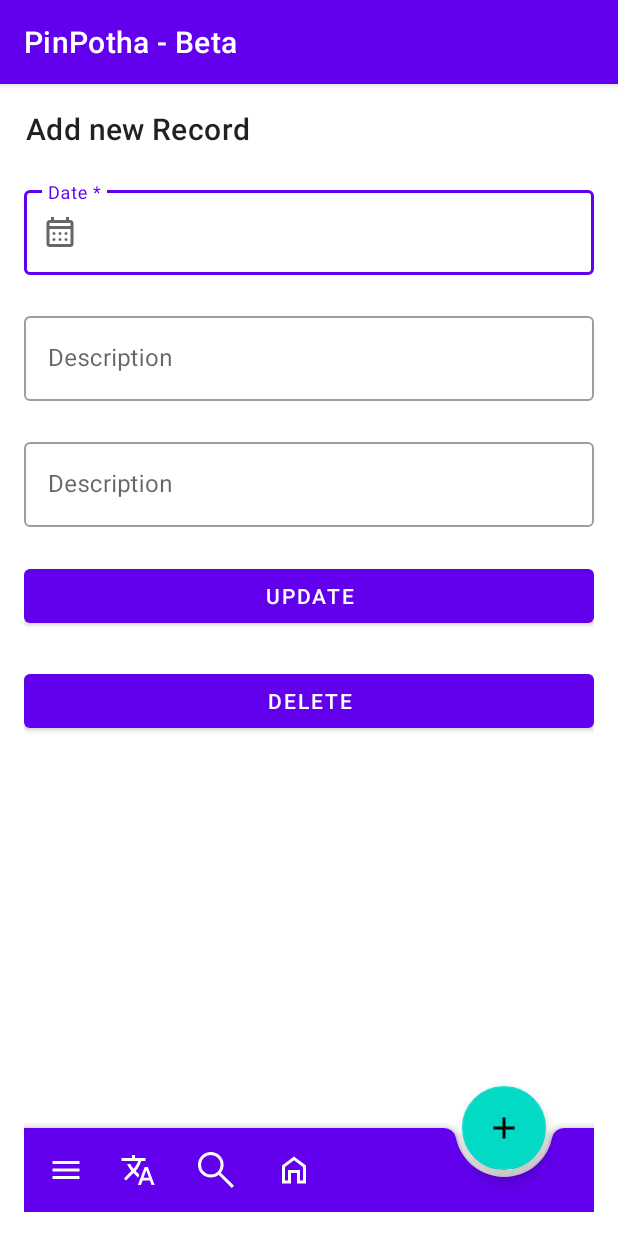
After one commit to it20067724/PinPotha_Beta, an Android app: the EditRecord screen opened directly, with no data from a screen before it, on a phone screen of 412 x 824 dp. The commit adds this screen. Run offline under Robolectric (Android 15) with nearby library versions, the phone set to English and light mode, and no system bars; our stand-ins replace Firebase (no records; nobody signed in at launch, a user with empty details on screens opened directly).

Commit message:
Complete View and update

```diff
--- a/app/src/main/AndroidManifest.xml
+++ b/app/src/main/AndroidManifest.xml
@@ -15,6 +15,9 @@
         android:supportsRtl="true"
         android:theme="@style/Theme.PinPothaBeta"
         tools:targetApi="31">
+        <activity
+            android:name=".ui.records.EditRecord"
+            android:exported="false" />
         <activity
             android:name=".ui.side_bar.About"
             android:exported="false" />
--- /dev/null
+++ b/app/src/main/java/com/app/pinpotha_beta/ui/records/EditRecord.java
@@ -0,0 +1,190 @@
+package com.app.pinpotha_beta.ui.records;
+
+import androidx.annotation.NonNull;
+import androidx.appcompat.app.AppCompatActivity;
+
+import android.app.DatePickerDialog;
+import android.content.Intent;
+import android.os.Bundle;
+import android.util.Log;
+import android.view.View;
+import android.widget.Button;
+import android.widget.DatePicker;
+import android.widget.TextView;
+import android.widget.Toast;
+
+import com.app.pinpotha_beta.R;
+import com.app.pinpotha_beta.ui.bottom_bar.ProfileActivity;
+import com.app.pinpotha_beta.ui.bottom_bar.SideMenu;
+import com.app.pinpotha_beta.ui.bottom_bar.Translate;
+import com.app.pinpotha_beta.util.TimeData;
+import com.google.android.gms.auth.api.signin.GoogleSignIn;
+import com.google.android.gms.auth.api.signin.GoogleSignInClient;
+import com.google.android.gms.auth.api.signin.GoogleSignInOptions;
+import com.google.android.gms.tasks.OnCompleteListener;
+import com.google.android.gms.tasks.OnFailureListener;
+import com.google.android.gms.tasks.OnSuccessListener;
+import com.google.android.gms.tasks.Task;
+import com.google.android.material.bottomappbar.BottomAppBar;
+import com.google.android.material.textfield.TextInputEditText;
+import com.google.firebase.auth.FirebaseAuth;
+import com.google.firebase.auth.FirebaseUser;
+import com.google.firebase.firestore.DocumentReference;
+import com.google.firebase.firestore.FirebaseFirestore;
+
+import java.text.SimpleDateFormat;
+import java.util.Calendar;
+import java.util.HashMap;
+import java.util.Locale;
+
+public class EditRecord extends AppCompatActivity {
+
+    private TextView txt;
+    String id,title,subtitle,decription,date;
+    FirebaseAuth firebaseAuth;
+    GoogleSignInClient googleSignInClient;
+    BottomAppBar bottomAppBar;
+    TextInputEditText deldate, description;
+    final Calendar myCalendar = Calendar.getInstance();
+    Button btn_update,btn_delete;
+    FirebaseFirestore db;
+
+    @Override
+    protected void onCreate(Bundle savedInstanceState) {
+        super.onCreate(savedInstanceState);
+        setContentView(R.layout.activity_edit_record);
+        txt = findViewById(R.id.idx);
+        bottomAppBar = findViewById(R.id.bottomAppBar);
+        deldate = findViewById(R.id.lbl_edit_date);
+        deldate.setInputType(0);
+        description = findViewById(R.id.edit_descriptiondata);
+        btn_update = findViewById(R.id.btn_update);
+        btn_delete = findViewById(R.id.btn_delete);
+
+        db = FirebaseFirestore.getInstance();
+
+        // Initialize firebase auth
+        firebaseAuth = FirebaseAuth.getInstance();
+
+        // Initialize firebase user
+        FirebaseUser firebaseUser = firebaseAuth.getCurrentUser();
+
+        // Check condition
+        if (firebaseUser != null) {
+            //load details
+        } else {
+            Toast.makeText(getApplicationContext(), "User Not Avialable", Toast.LENGTH_SHORT).show();
+        }
+        Log.d("uid:", firebaseUser.getUid().trim());
+        // Initialize sign in client
+        googleSignInClient = GoogleSignIn.getClient(EditRecord.this
+                , GoogleSignInOptions.DEFAULT_SIGN_IN);
+
+        //after db is initialized
+        Bundle bundle = getIntent().getExtras();
+        ;
+        if (bundle != null) {
+            id = bundle.getString("id");
+            title= bundle.getString("title");
+              subtitle= bundle.getString("subtitle");
+            decription= bundle.getString("desc");
+            date= bundle.getString("date");
+            txt.setText(id);
+            deldate.setText(date);
+            description.setText(decription);
+        }
+
+        DatePickerDialog.OnDateSetListener datedialog = new DatePickerDialog.OnDateSetListener() {
+
+            @Override
+            public void onDateSet(DatePicker datePicker, int year, int month, int day) {
+                myCalendar.set(Calendar.YEAR, year);
+                myCalendar.set(Calendar.MONTH, month);
+                myCalendar.set(Calendar.DAY_OF_MONTH, day);
+                updateLabel();
+            }
+        };
+
+        btn_update.setOnClickListener(new View.OnClickListener() {
+            @Override
+            public void onClick(View view) {
+                String recDate=deldate.getText().toString();
+                String recdisc=description.getText().toString();
+
+                String fbUser=firebaseUser.getUid();
+                updateToFirestore(recDate,recdisc,fbUser,id);
+            }
+        });
+
+        deldate.setOnClickListener(new View.OnClickListener() {
+            @NonNull
+            @Override
+            public void onClick(View view) {
+                new DatePickerDialog(EditRecord.this, datedialog, myCalendar
+                        .get(Calendar.YEAR), myCalendar.get(Calendar.MONTH),
+                        myCalendar.get(Calendar.DAY_OF_MONTH)).show();
+                Toast.makeText(EditRecord.this, "btn clicked", Toast.LENGTH_SHORT);
+            }
+
+        });
+        bottomAppBar.setOnMenuItemClickListener(menuItem -> {
+            switch (menuItem.getItemId()) {
+                case R.id.sidemenu:
+                    startActivity(new Intent(getApplicationContext()
+                            , SideMenu.class).setFlags(Intent.FLAG_ACTIVITY_NEW_TASK));
+                    overridePendingTransition(0, 0);
+                    return true;
+
+                case R.id.translatelam:
+                    startActivity(new Intent(getApplicationContext()
+                            , Translate.class).setFlags(Intent.FLAG_ACTIVITY_NEW_TASK));
+                    overridePendingTransition(0, 0);
+                    return true;
+
+                case R.id.home:
+                    startActivity(new Intent(getApplicationContext()
+                            , ProfileActivity.class).setFlags(Intent.FLAG_ACTIVITY_NEW_TASK));
+                    overridePendingTransition(0, 0);
+                    return true;
+
+                case R.id.search:
+                    startActivity(new Intent(getApplicationContext()
+                            , ViewRecord.class).setFlags(Intent.FLAG_ACTIVITY_NEW_TASK));
+                    overridePendingTransition(0, 0);
+                    return true;
+            }
+            return false;
+        });
+    }
+
+    private void updateToFirestore(String recDate, String recdisc, String fbuser, String id) {
+   db.collection("user/"+fbuser+"/pina/").document(id)
+           .update("date",recDate,"desc",recdisc)
+           .addOnCompleteListener(new OnCompleteListener<Void>() {
+               @Override
+               public void onComplete(@NonNull Task<Void> task) {
+                   Toast.makeText(EditRecord.this,"Record Updated",Toast.LENGTH_LONG).show();
+                   startActivity(new Intent(getApplicationContext()
+                           , ViewRecord.class).setFlags(Intent.FLAG_ACTIVITY_NEW_TASK));
+                   overridePendingTransition(0, 0);
+               }
+           })
+           .addOnFailureListener(new OnFailureListener() {
+               @Override
+               public void onFailure(@NonNull Exception e) {
+                   Toast.makeText(EditRecord.this,"Record Update fail",Toast.LENGTH_LONG).show();
+               }
+           });
+
+    }
+
+
+    private void updateLabel() {
+        String datePattern = "dd-MM-yyyy"; //In which you need put here
+        SimpleDateFormat sdf = new SimpleDateFormat(datePattern, Locale.getDefault());
+
+        deldate.setText(sdf.format(myCalendar.getTime()));
+    }
+
+
+}
--- /dev/null
+++ b/app/src/main/res/layout/activity_edit_record.xml
@@ -0,0 +1,138 @@
+<?xml version="1.0" encoding="utf-8"?>
+<androidx.coordinatorlayout.widget.CoordinatorLayout
+    xmlns:android="http://schemas.android.com/apk/res/android"
+    xmlns:app="http://schemas.android.com/apk/res-auto"
+    xmlns:tools="http://schemas.android.com/tools"
+    android:layout_width="match_parent"
+    android:layout_height="match_parent"
+    android:orientation="vertical"
+    android:gravity="center"
+    android:padding="16dp"
+    tools:context=".ui.records.EditRecord">
+
+
+    <androidx.core.widget.NestedScrollView
+        android:layout_width="match_parent"
+        android:layout_height="match_parent"
+        android:clipToPadding="false"
+        android:paddingBottom="100dp">
+
+        <LinearLayout
+            android:layout_width="match_parent"
+            android:layout_height="match_parent"
+            android:orientation="vertical">
+
+
+
+            <TextView
+                android:id="@+id/addrec"
+                android:layout_width="match_parent"
+                android:layout_height="wrap_content"
+                android:layout_marginHorizontal="1dp"
+                android:text="@string/add_record"
+                android:textAppearance="?attr/textAppearanceHeadline6" />
+
+            <Space
+                android:layout_width="match_parent"
+                android:layout_height="22dp"
+                android:layout_weight="1"  />
+
+            <com.google.android.material.textfield.TextInputLayout
+                android:id="@+id/lbleditdate"
+                style="@style/Widget.MaterialComponents.TextInputLayout.OutlinedBox"
+                android:layout_width="match_parent"
+                android:layout_height="wrap_content"
+                app:startIconDrawable="@drawable/ic_calender_24dp">
+
+                <com.google.android.material.textfield.TextInputEditText
+                    android:id="@+id/lbl_edit_date"
+                    android:layout_width="match_parent"
+                    android:layout_height="wrap_content"
+                    android:hint="@string/date" />
+
+            </com.google.android.material.textfield.TextInputLayout>
+            <Space
+                android:layout_width="match_parent"
+                android:layout_height="22dp"
+                android:layout_weight="1"  />
+
+            <com.google.android.material.textfield.TextInputLayout
+                android:id="@+id/lbldescription"
+                style="@style/Widget.MaterialComponents.TextInputLayout.OutlinedBox"
+                android:layout_width="match_parent"
+                android:layout_height="wrap_content"
+                >
+
+                <com.google.android.material.textfield.TextInputEditText
+                    android:id="@+id/edit_descriptiondata"
+                    android:layout_width="match_parent"
+                    android:layout_height="wrap_content"
+                    android:inputType="textMultiLine"
+                    android:hint="@string/description" />
+
+            </com.google.android.material.textfield.TextInputLayout>
+
+            <Space
+                android:layout_width="match_parent"
+                android:layout_height="22dp"
+                android:layout_weight="1"  />
+
+
+            <com.google.android.material.textfield.TextInputLayout
+                android:id="@+id/idcy"
+                style="@style/Widget.MaterialComponents.TextInputLayout.OutlinedBox"
+                android:layout_width="match_parent"
+                android:layout_height="wrap_content"
+                >
+
+                <com.google.android.material.textfield.TextInputEditText
+                    android:id="@+id/idx"
+                    android:layout_width="match_parent"
+                    android:layout_height="wrap_content"
+                    android:inputType="textMultiLine"
+                    android:hint="@string/description" />
+
+            </com.google.android.material.textfield.TextInputLayout>
+
+            <Space
+                android:layout_width="match_parent"
+                android:layout_height="22dp"
+                android:layout_weight="1"  />
+
+            <Button
+                android:id="@+id/btn_update"
+                android:layout_width="match_parent"
+                android:layout_height="wrap_content"
+                android:text="@string/update" />
+            <Space
+                android:layout_width="match_parent"
+                android:layout_height="22dp"
+                android:layout_weight="1"  />
+
+            <Button
+                android:id="@+id/btn_delete"
+                android:layout_width="match_parent"
+                android:layout_height="wrap_content"
+                android:text="@string/delete" />
+
+        </LinearLayout>
+    </androidx.core.widget.NestedScrollView>
+
+    <com.google.android.material.bottomappbar.BottomAppBar
+        android:id="@+id/bottomAppBar"
+        android:layout_width="match_parent"
+        android:layout_height="wrap_content"
+        android:layout_gravity="bottom"
+        style="@style/Widget.MaterialComponents.BottomAppBar.Colored"
+        app:menu="@menu/bottom_app_bar"
+        app:fabAlignmentMode="end"
+        />
+
+    <com.google.android.material.floatingactionbutton.FloatingActionButton
+        android:id="@+id/fActionbtn"
+        android:layout_width="wrap_content"
+        android:layout_height="wrap_content"
+        android:contentDescription="@string/add"
+        app:layout_anchor="@id/bottomAppBar"
+        app:srcCompat="@drawable/ic_add_24dp" />
+</androidx.coordinatorlayout.widget.CoordinatorLayout>
--- a/app/src/main/res/layout/item.xml
+++ b/app/src/main/res/layout/item.xml
@@ -8,6 +8,7 @@
     android:layout_margin="8dp"
     app:strokeWidth="1dp"
     app:strokeColor="@color/black"
+    android:id="@+id/card"
     >
 
 
--- a/app/src/main/res/values/strings.xml
+++ b/app/src/main/res/values/strings.xml
@@ -42,6 +42,9 @@
 
     <string name="anonymous" translatable="false">Anonymous</string>
     <string name="loading" translatable="false">Loading</string>
+    <string name="update" translatable="false">Update</string>
+    <string name="delete" translatable="false">Delete</string>
+
 
 
 
```
Also changed, not shown: app/src/main/java/com/app/pinpotha_beta/ui/records/MyAdapter.java (+24 -2 lines).
